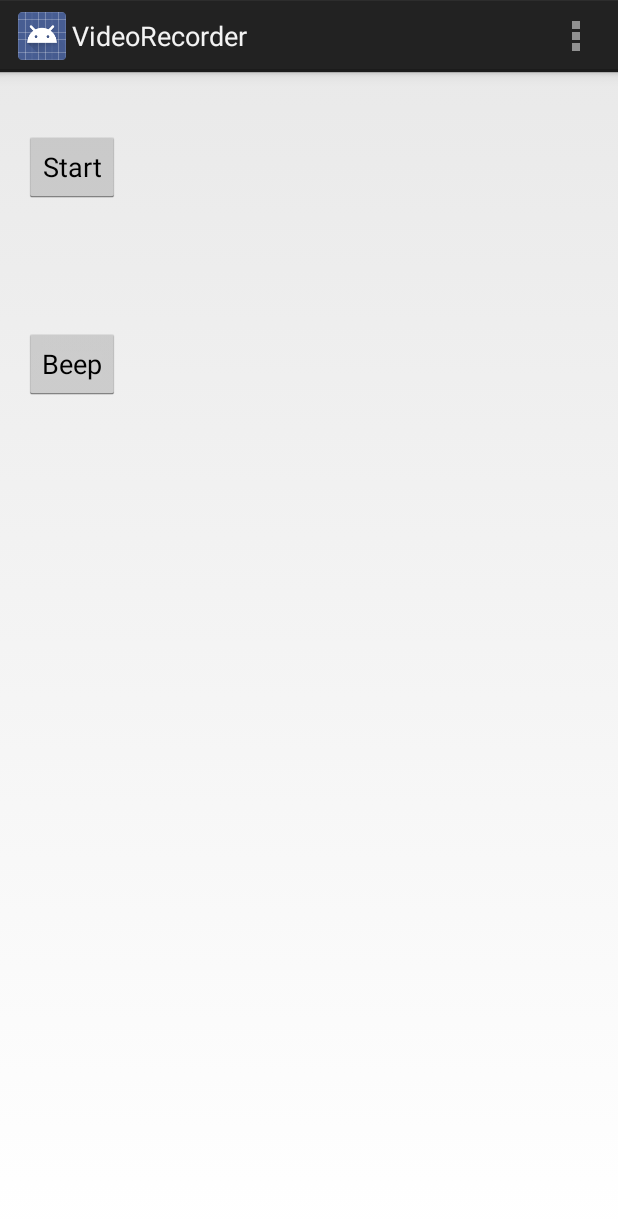
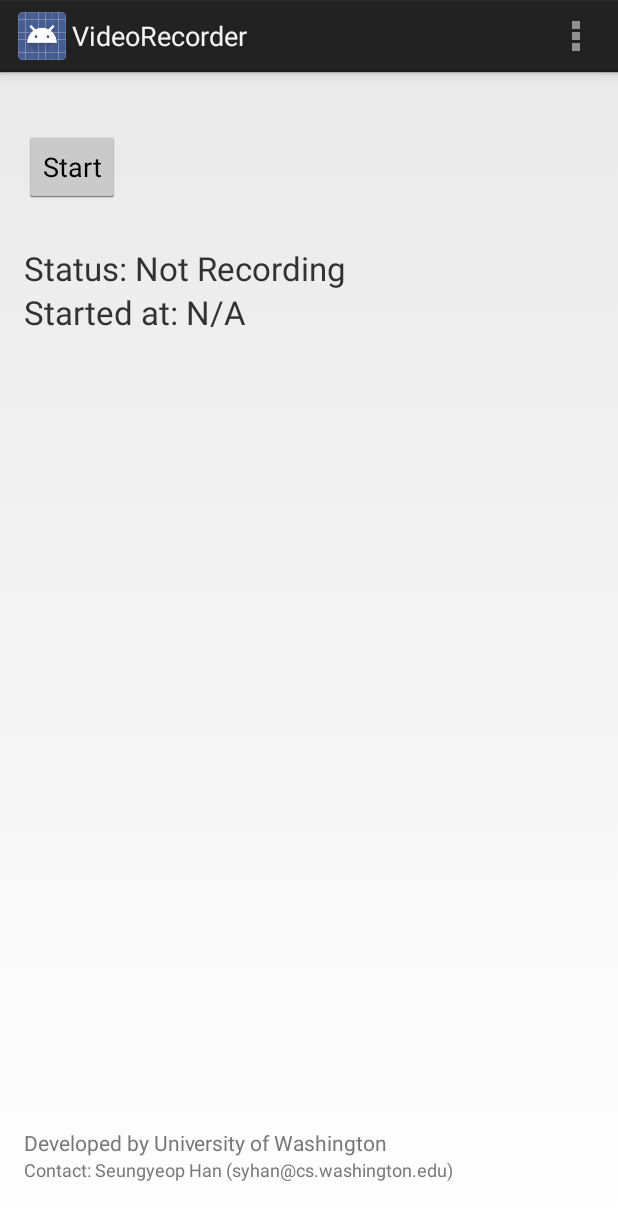
Before and after one commit to UWNetworksLab/GlimpseData, an Android app: the screen it shows after launch (MainActivity), on a phone screen of 412 x 824 dp. Shown: the top 1220 px of the screen. Run offline under Robolectric (Android 15) with nearby library versions, the phone set to English and light mode, and no system bars.

Commit message:
update app

```diff
--- a/VideoRecorder/app/src/main/java/edu/uwcse/netslab/videorecorder/MainActivity.java
+++ b/VideoRecorder/app/src/main/java/edu/uwcse/netslab/videorecorder/MainActivity.java
@@ -11,19 +11,24 @@ import android.net.wifi.WifiManager;
 import android.os.Bundle;
 import android.app.Activity;
 import android.content.Intent;
+import android.text.format.DateFormat;
 import android.util.Log;
 import android.view.Menu;
 import android.view.View;
 import android.widget.Button;
+import android.widget.TextView;
 
+import java.util.Date;
 import java.util.List;
 
 public class MainActivity extends Activity {
 	private boolean startedRecord = false;
+	public static MainActivity main = null;
 
 	@Override
 	protected void onCreate(Bundle savedInstanceState) {
 		super.onCreate(savedInstanceState);
+        main = this;
 		if(savedInstanceState != null)
 			startedRecord = savedInstanceState.getBoolean("startedRecord");
 
@@ -37,6 +42,8 @@ public class MainActivity extends Activity {
 		{
 			button.setText("Start");
 		}
+        final TextView tv = (TextView) findViewById(R.id.tv_date);
+        final TextView tv_status = (TextView) findViewById(R.id.tv_status);
         button.setOnClickListener(new View.OnClickListener() {
              public void onClick(View v) {
                  // Perform action on click
@@ -44,6 +51,9 @@ public class MainActivity extends Activity {
          			Log.w("video", "Stop service");
          			stopService(new Intent(MainActivity.this, RecorderService.class));
          			button.setText("Start");
+                    tv_status.setText("Not Recording");
+                    tv.setText("N/A");
+
          		}else{
          			Intent i = new Intent(MainActivity.this, RecorderService.class);
          			i.addFlags(Intent.FLAG_ACTIVITY_NEW_TASK);
@@ -54,25 +64,22 @@ public class MainActivity extends Activity {
          		startedRecord = !startedRecord;
              }
         });
+	}
 
-        final Button beep = (Button) findViewById(R.id.button_beep);
-        beep.setOnClickListener(new View.OnClickListener() {
-            @Override
-            public void onClick(View view) {
-                try {
-                    long curTime = System.currentTimeMillis();
-                    Log.i("Beep Time", ""+ curTime);
-                    Uri notification = RingtoneManager.getDefaultUri(RingtoneManager.TYPE_NOTIFICATION);
-                    Ringtone r = RingtoneManager.getRingtone(getApplicationContext(), notification);
-                    r.play();
-                    curTime = System.currentTimeMillis();
-                    Log.i("Beep Time end", ""+ curTime);
-                } catch (Exception e) {
-                    e.printStackTrace();
-                }
+    public void update(Date date)
+    {
+        final TextView tv = (TextView) findViewById(R.id.tv_date);
+        final TextView tv_status = (TextView) findViewById(R.id.tv_status);
+        final Date dt = date;
+
+        runOnUiThread(new Runnable(){
+            public void run() {
+
+                tv.setText(DateFormat.format("MM/dd kk:mm:ss", dt.getTime()));
+                tv_status.setText("Recording");
             }
         });
-	}
+    }
 
 	@Override
 	public boolean onCreateOptionsMenu(Menu menu) {
--- a/VideoRecorder/app/src/main/java/edu/uwcse/netslab/videorecorder/RecorderService.java
+++ b/VideoRecorder/app/src/main/java/edu/uwcse/netslab/videorecorder/RecorderService.java
@@ -63,7 +63,7 @@ public class RecorderService extends Service implements SurfaceHolder.Callback {
     }
 
     private final IBinder mBinder = new LocalBinder();
-	private static final String PATH = Environment.getExternalStorageDirectory().toString() + "/monocleV";
+	private static final String PATH = Environment.getExternalStorageDirectory().toString() + "/glimpse";
     private HIDReader hid = new HIDReader();
     private LocationWriter lw;
     private SensorCollector sc;
@@ -127,6 +127,11 @@ public class RecorderService extends Service implements SurfaceHolder.Callback {
     {
         if(startDate == null) {
             startDate = new Date();
+        }
+
+        if(MainActivity.main != null)
+        {
+            MainActivity.main.update(startDate);
         }
 
         mCamera = Camera.open();
--- a/VideoRecorder/app/src/main/res/layout/activity_main.xml
+++ b/VideoRecorder/app/src/main/res/layout/activity_main.xml
@@ -15,14 +15,75 @@
         android:layout_marginTop="23dp"
         android:text="Start" />
 
-    <Button
+    <LinearLayout
         android:layout_width="wrap_content"
         android:layout_height="wrap_content"
-        android:text="Beep"
-        android:id="@+id/button_beep"
-        android:layout_below="@+id/button1"
-        android:layout_alignParentLeft="true"
-        android:layout_alignParentStart="true"
-        android:layout_marginTop="83dp" />
+        android:orientation="vertical"
+        android:layout_marginTop="100dp">
+    <LinearLayout
+        android:layout_width="wrap_content"
+        android:layout_height="wrap_content"
+        >
+        <TextView
+            android:layout_width="wrap_content"
+            android:layout_height="wrap_content"
+            android:textSize="22dp"
+            android:text="Status: "
+            />
+        <TextView
+            android:id="@+id/tv_status"
+            android:layout_width="wrap_content"
+            android:layout_height="wrap_content"
+            android:textSize="22dp"
+            android:text="Not Recording"
+            />
+
+        </LinearLayout>
+
+        <LinearLayout
+            android:layout_width="wrap_content"
+            android:layout_height="wrap_content"
+            >
+            <TextView
+                android:layout_width="wrap_content"
+                android:layout_height="wrap_content"
+                android:textSize="22dp"
+                android:text="Started at: "
+                />
+            <TextView
+                android:id="@+id/tv_date"
+                android:layout_width="wrap_content"
+                android:layout_height="wrap_content"
+                android:textSize="22dp"
+                android:text="N/A"
+                />
+        </LinearLayout>
+
+        </LinearLayout>
+    <LinearLayout
+        android:layout_width="fill_parent"
+        android:layout_height="fill_parent"
+        android:gravity="bottom"
+        android:layout_gravity="bottom"
+        android:orientation="vertical"
+        android:layout_marginBottom="20dp"
+        >
+        <TextView
+            android:layout_width="wrap_content"
+            android:layout_height="wrap_content"
+            android:layout_gravity="bottom"
+            android:gravity="bottom"
+            android:textColor="#777777"
+            android:text="Developed by University of Washington"
+
+            />
+        <TextView
+            android:layout_width="wrap_content"
+            android:layout_height="wrap_content"
+            android:textColor="#777777"
+            android:textSize="12dp"
+            android:text="Contact: Seungyeop Han (syhan@cs.washington.edu)"/>
+        </LinearLayout>
+
 
 </RelativeLayout>
--- a/VideoRecorder/build.gradle
+++ b/VideoRecorder/build.gradle
@@ -4,7 +4,7 @@ buildscript {
         mavenCentral()
     }
     dependencies {
-        classpath 'com.android.tools.build:gradle:0.7.+'
+        classpath 'com.android.tools.build:gradle:0.10.+'
     }
 }
 
```
Also changed, not shown: VideoRecorder/gradle/wrapper/gradle-wrapper.properties, 1 other file.
